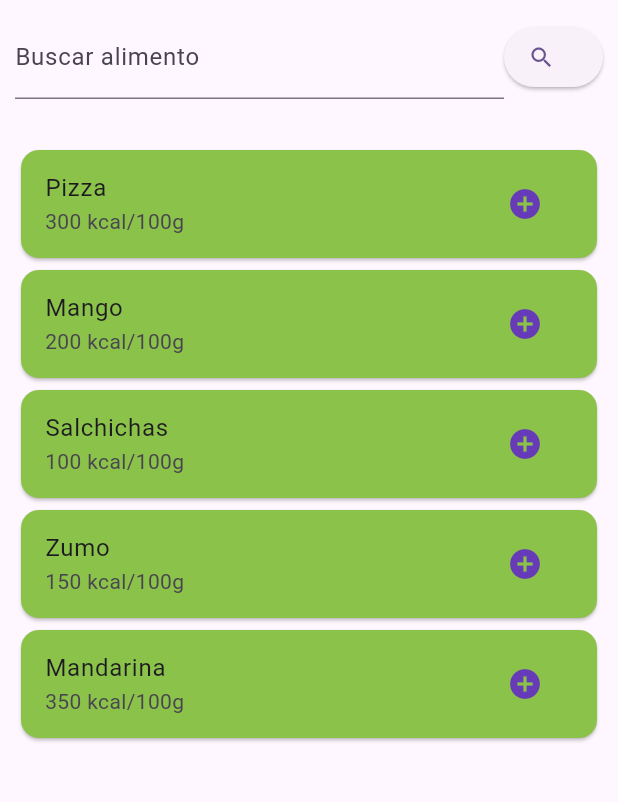
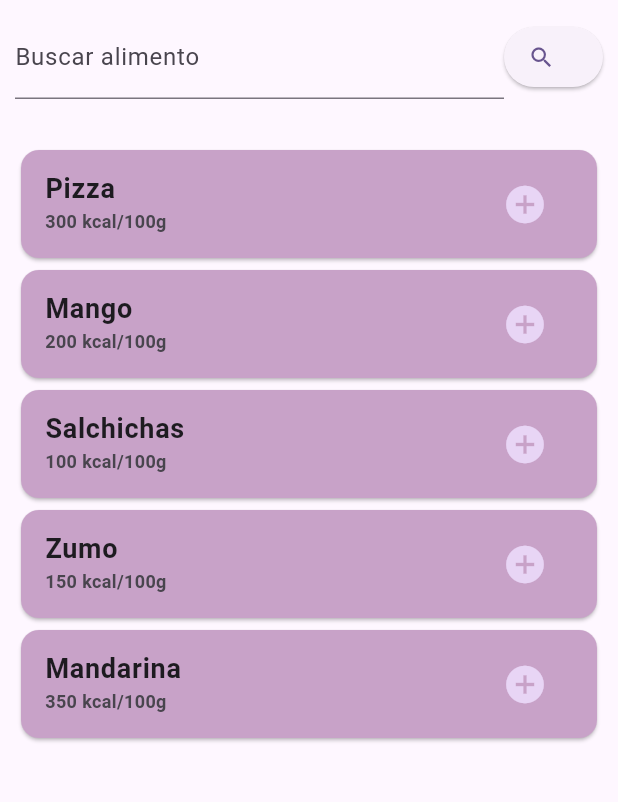
Before and after one commit to RaulValIturbide/Ikigari-CaloriasQueVanContigo, a Flutter app: the SearcherPage screen opened directly, after a tap on the "search" icon, on a phone screen of 412 x 824 dp, the part 84-886 px from its top. Run offline on Flutter 3.47's test engine with Material 3 defaults, Android fonts, the phone set to English and light mode, and no system bars; our stand-ins replace sqflite; missing offline and left inert: openfoodfacts; accounts and stored records are empty.

Commit message:
Cambiado el diseño de la tarjeta y el nombre de la searcher_page

```diff
--- a/lib/view/add_calories_page.dart
+++ b/lib/view/add_calories_page.dart
@@ -18,7 +18,10 @@ class _AddCaloriesPageState extends State<AddCaloriesPage> {
     return Scaffold(
       appBar: AppBar(
         title: Text("Alimento"),
-        backgroundColor: Theme.of(context).colorScheme.inversePrimary,
+        backgroundColor: Theme
+            .of(context)
+            .colorScheme
+            .inversePrimary,
       ),
       body: Column(
         spacing: 20,
@@ -29,6 +32,11 @@ class _AddCaloriesPageState extends State<AddCaloriesPage> {
             height: 150,
           ),
           TextField(decoration: InputDecoration(label: Text("Gramos"))),
+          ElevatedButton.icon(
+            onPressed: () {},
+            label: Text("Añadir Alimento"),
+            icon: Icon(Icons.add),
+          ),
         ],
       ),
     );
--- a/lib/view/searcher_page.dart
+++ b/lib/view/searcher_page.dart
@@ -1,7 +1,7 @@
 import 'package:flutter/material.dart';
 import 'package:ikigari/controller/searcher_controller.dart';
 import 'package:ikigari/model/food_data.dart';
-import 'package:ikigari/view/widgets/food_show_card.dart';
+import 'package:ikigari/view/widgets/food_searcher_card.dart';
 
 class SearcherPage extends StatefulWidget {
   const SearcherPage({super.key});
@@ -56,7 +56,7 @@ class _SearcherPageState extends State<SearcherPage> {
                 child: ListView.builder(
                   itemBuilder: (context, index) {
                     FoodData item = searchController.listCoincidenceFood[index];
-                    return FoodShowCard(
+                    return FoodSearcherCard(
                       id: item.id,
                       name: item.name,
                       caloriesPer100grams: item.caloriesPer100g,
--- a/lib/view/widgets/food_show_card.dart
+++ b/lib/view/widgets/food_searcher_card.dart
@@ -2,8 +2,10 @@ import 'package:flutter/material.dart';
 import 'package:ikigari/model/food_data.dart';
 import 'package:ikigari/view/add_calories_page.dart';
 
-class FoodShowCard extends StatelessWidget {
-  const FoodShowCard({
+//Este Widget sirve para los alimentos que se buscan en la Api (food_search_page)
+
+class FoodSearcherCard extends StatelessWidget {
+  const FoodSearcherCard({
     super.key,
     required this.id,
     required this.name,
@@ -17,10 +19,24 @@ class FoodShowCard extends StatelessWidget {
   @override
   Widget build(BuildContext context) {
     return Card(
-      color: Color(Colors.lightGreen.toARGB32()),
+      color: Color(0xFFC8A2C8),
       child: ListTile(
-        title: Text(name),
-        subtitle: Text("${caloriesPer100grams.toStringAsFixed(0)} kcal/100g"),
+        title: Text(
+          name,
+          style: TextStyle(
+            fontSize: 18,
+            fontWeight: FontWeight.bold,
+            fontFamily: 'Roboto',
+          ),
+        ),
+        subtitle: Text(
+          "${caloriesPer100grams.toStringAsFixed(0)} kcal/100g",
+          style: TextStyle(
+            fontSize: 12,
+            fontWeight: FontWeight.bold,
+            fontFamily: 'Roboto',
+          ),
+        ),
         trailing: IconButton(
           onPressed: () {
             FoodData item = FoodData(
@@ -35,7 +51,7 @@ class FoodShowCard extends StatelessWidget {
               ),
             );
           },
-          icon: Icon(Icons.add_circle, color: Colors.deepPurple),
+          icon: Icon(Icons.add_circle, color: Color(0xFFE8D5F5), size: 30),
         ),
       ),
     );
```
